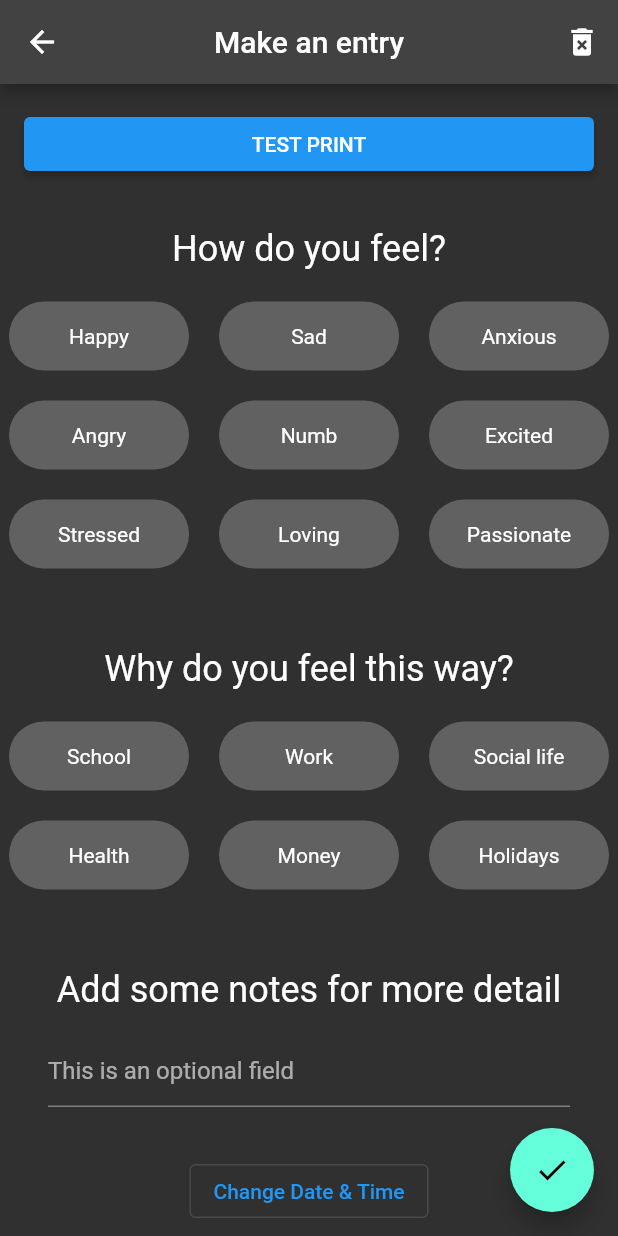
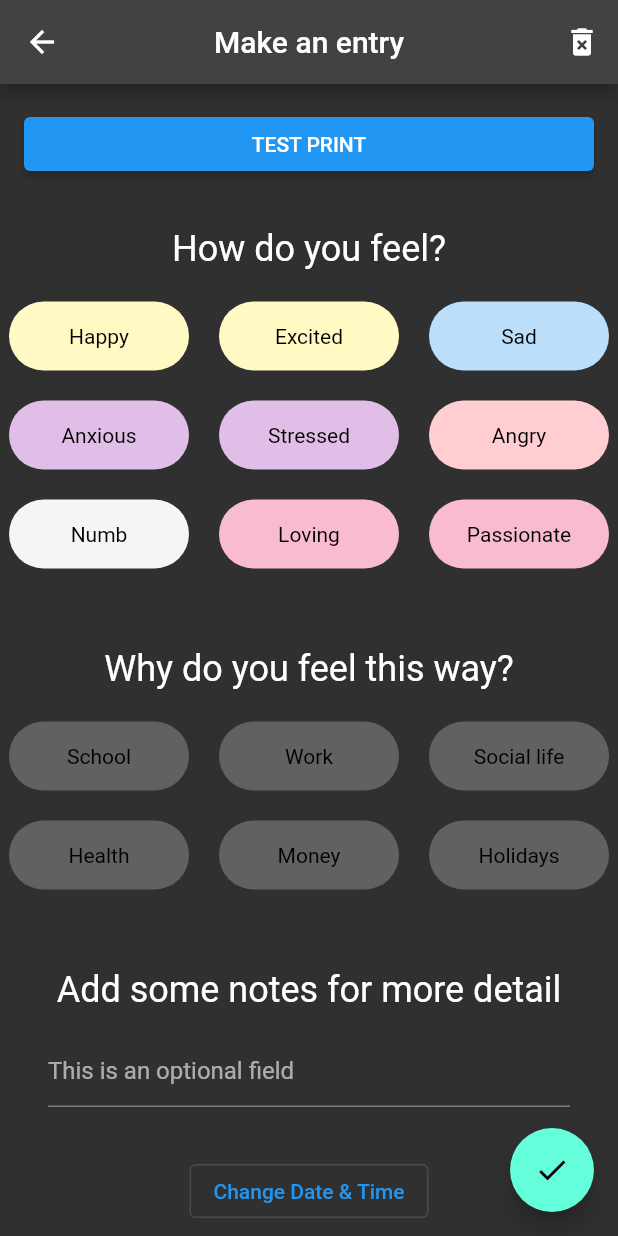
Before and after one commit to benlagreca02/mood_tracker, a Flutter app: the screen it shows after launch, after a tap on the "add" icon, on a phone screen of 412 x 824 dp. Run offline on Flutter 3.47's test engine with Material 2 defaults, Android fonts, the light colour scheme and no system bars.

Commit message:
Tokens now render the corresponding stat's color. When "selected" it is a saturated, and deselected an unsaturated version of the color

```diff
--- a/lib/main.dart
+++ b/lib/main.dart
@@ -17,15 +17,15 @@ void main() {
         name: "Brian May",
 
         emotionsSet: [
-          Emotion(name: "Happy", color: Colors.orange),
-          Emotion(name: "Sad"),
-          Emotion(name: "Anxious"),
-          Emotion(name: "Angry"),
-          Emotion(name: "Numb"),
-          Emotion(name: "Excited"),
-          Emotion(name: "Stressed"),
-          Emotion(name: "Loving"),
-          Emotion(name: "Passionate"),
+          Emotion(name: "Happy", color: Colors.yellow),
+          Emotion(name: "Excited", color: Colors.yellow),
+          Emotion(name: "Sad", color: Colors.blue),
+          Emotion(name: "Anxious", color: Colors.purple),
+          Emotion(name: "Stressed", color: Colors.purple),
+          Emotion(name: "Angry", color: Colors.red),
+          Emotion(name: "Numb", color: Colors.grey),
+          Emotion(name: "Loving", color: Colors.pink),
+          Emotion(name: "Passionate", color: Colors.pink),
         ],
         factorsSet: [
           Factor(name: "School"),
--- a/lib/pages/widgets/stat_token.dart
+++ b/lib/pages/widgets/stat_token.dart
@@ -1,16 +1,14 @@
-import 'package:flutter/cupertino.dart';
 import 'package:flutter/material.dart';
-import 'package:flutter/widgets.dart';
 import 'package:mood_tracking/src/user_model.dart';
 import 'package:provider/provider.dart';
 
 // the small token that is selected by the user
 // primarily for emotions and factors
 
-class StatToken<T> extends StatefulWidget {
-  final T member;
+class StatToken<Stat> extends StatefulWidget {
+  final Stat member;
 
-  StatToken(this.member);
+  const StatToken(this.member);
 
   @override
   State<StatToken> createState() => _StatTokenState();
@@ -18,16 +16,18 @@ class StatToken<T> extends StatefulWidget {
 
 class _StatTokenState extends State<StatToken> {
   late bool _isSelected;
-
-  // Will be null on first run through before pressed
-  // I *think* this is really bad but I don't know
   late Color _tokenColor;
 
   @override
   Widget build(BuildContext context) {
     final user = Provider.of<UserModel>(context, listen: true);
     _isSelected = user.containsPending(widget.member);
-    _tokenColor =  (_isSelected) ? Theme.of(context).colorScheme.secondary : Theme.of(context).backgroundColor;
+
+    Color fgColor = widget.member.color?[700] ?? Theme.of(context).colorScheme.secondary;
+    Color bgColor = widget.member.color?[100] ?? Theme.of(context).backgroundColor;
+    // prepare variable for when the widget is first built
+    _tokenColor = (_isSelected) ? fgColor : bgColor;
+
     return Padding(
       padding: const EdgeInsets.all(5),
       child: GestureDetector(
@@ -35,25 +35,26 @@ class _StatTokenState extends State<StatToken> {
           setState(() {
             _isSelected = !_isSelected;
             // toggle selected
-            if (_isSelected) {
+            if (_isSelected){
               user.addPending(widget.member);
             }
             else{
               user.removePending(widget.member);
             }
+
             // on build, assign color
-            _tokenColor = (_isSelected) ? Theme.of(context).colorScheme.secondary : Theme.of(context).backgroundColor;
+            _tokenColor = (_isSelected) ? fgColor : bgColor;
           });
         },
         child: Container(
           padding: const EdgeInsets.all(15),
           width: 120,
           decoration: BoxDecoration(
-            // if the token hasn't been pressed, _tokenColor is null therefore set it to background color
               color: _tokenColor,
               borderRadius: const BorderRadius.all(Radius.circular(40))),
           child: Text(widget.member.toString(),
               textAlign: TextAlign.center,
+              style: const TextStyle(color: Colors.black),  // this will probably change eventually when I do a UI 'prettiness' overhaul
 
           ),
         ),
```
